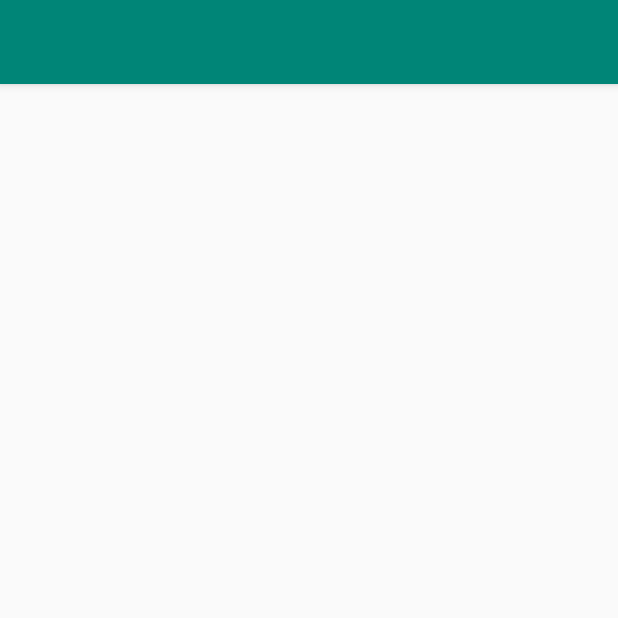
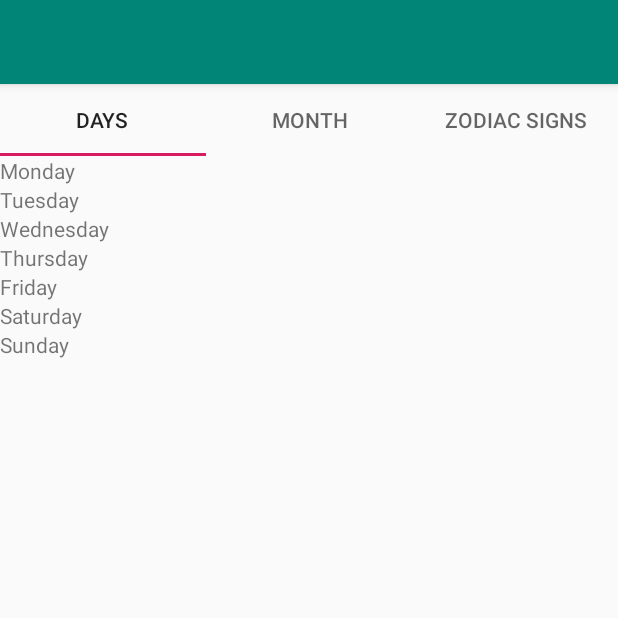
Before and after one commit to olyadowgal/GeekHubHomework4, an Android app: the screen it shows after launch (MainActivity), on a phone screen of 412 x 824 dp, the top half of it. Run offline under Robolectric (Android 15) with nearby library versions, the light colour scheme and no system bars.

Commit message:
Day fragment works correctly

```diff
--- a/app/build.gradle
+++ b/app/build.gradle
@@ -30,4 +30,5 @@ dependencies {
     testImplementation 'junit:junit:4.12'
     androidTestImplementation 'com.android.support.test:runner:1.0.2'
     androidTestImplementation 'com.android.support.test.espresso:espresso-core:3.0.2'
+    implementation 'com.android.support:design:28.0.0'
 }
--- a/app/src/main/AndroidManifest.xml
+++ b/app/src/main/AndroidManifest.xml
@@ -9,7 +9,7 @@
             android:roundIcon="@mipmap/ic_launcher_round"
             android:supportsRtl="true"
             android:theme="@style/AppTheme">
-        <activity android:name=".MainActivity">
+        <activity android:name=".activities.MainActivity">
             <intent-filter>
                 <action android:name="android.intent.action.MAIN"/>
 
--- a/app/src/main/java/com/example/android/homework4/MainActivity.kt
+++ /dev/null
@@ -1,12 +0,0 @@
-package com.example.android.homework4
-
-import android.support.v7.app.AppCompatActivity
-import android.os.Bundle
-
-class MainActivity : AppCompatActivity() {
-
-    override fun onCreate(savedInstanceState: Bundle?) {
-        super.onCreate(savedInstanceState)
-        setContentView(R.layout.activity_main)
-    }
-}
--- /dev/null
+++ b/app/src/main/java/com/example/android/homework4/activities/MainActivity.kt
@@ -0,0 +1,22 @@
+package com.example.android.homework4.activities
+
+import android.support.v7.app.AppCompatActivity
+import android.os.Bundle
+import android.support.design.widget.TabLayout
+import com.example.android.homework4.R
+import com.example.android.homework4.adapters.MainAdapter
+import kotlinx.android.synthetic.main.activity_main.*
+
+class MainActivity : AppCompatActivity() {
+
+    override fun onCreate(savedInstanceState: Bundle?) {
+        super.onCreate(savedInstanceState)
+        setContentView(R.layout.activity_main)
+
+        val tabLayout = main_tabs
+        val mainViewPager = main_viewPager
+
+        mainViewPager.adapter = MainAdapter(supportFragmentManager)
+        tabLayout.setupWithViewPager(mainViewPager)
+}
+}
--- /dev/null
+++ b/app/src/main/java/com/example/android/homework4/adapters/DayAdapter.kt
@@ -0,0 +1,40 @@
+package com.example.android.homework4.adapters
+
+import android.support.v7.widget.RecyclerView
+import android.view.LayoutInflater
+import android.view.View
+import android.view.ViewGroup
+import android.widget.TextView
+import com.example.android.homework4.R
+import com.example.android.homework4.days
+
+class DayAdapter : RecyclerView.Adapter<DayAdapter.DayViewHolder>() {
+
+    private val dayList: List<String> = days
+    override fun getItemCount(): Int {
+        return dayList.size
+    }
+
+    override fun onCreateViewHolder(parent: ViewGroup, p1: Int): DayAdapter.DayViewHolder {
+        return DayViewHolder(
+            LayoutInflater.from(parent.context).inflate(
+                R.layout.item_day,
+                parent,
+                false
+            )
+        )
+    }
+
+    override fun onBindViewHolder(holder: DayAdapter.DayViewHolder, position: Int) {
+        holder.onBind(dayList[position])
+    }
+
+    inner class DayViewHolder(view: View) : RecyclerView.ViewHolder(view) {
+
+        private val itemText: TextView = view.findViewById(R.id.item_text)
+
+        fun onBind(item: String) {
+            itemText.text = item
+        }
+    }
+}
--- /dev/null
+++ b/app/src/main/java/com/example/android/homework4/adapters/MainAdapter.kt
@@ -0,0 +1,33 @@
+package com.example.android.homework4.adapters
+
+import android.support.v4.app.Fragment
+import android.support.v4.app.FragmentManager
+import android.support.v4.app.FragmentPagerAdapter
+import com.example.android.homework4.fragments.DayFragment
+import com.example.android.homework4.fragments.MonthFragment
+import com.example.android.homework4.fragments.ZodiacFragment
+
+class MainAdapter(fragmentManager: FragmentManager) : FragmentPagerAdapter(fragmentManager) {
+    companion object {
+        const val TABS_NUMBER = 3
+    }
+    override fun getCount(): Int {
+        return TABS_NUMBER
+    }
+
+    override fun getItem(position: Int): Fragment {
+        return when (position) {
+            0 -> DayFragment()
+            1 -> MonthFragment()
+            else -> ZodiacFragment()
+        }
+    }
+
+    override fun getPageTitle(position: Int): CharSequence? {
+        return when (position) {
+            0 -> "DAYS"
+            1 -> "MONTH"
+            else -> "ZODIAC SIGNS"
+        }
+    }
+}
--- /dev/null
+++ b/app/src/main/java/com/example/android/homework4/enities/ZodiacItem.kt
@@ -0,0 +1,3 @@
+package com.example.android.homework4.enities
+
+data class ZodiacItem (val imageId : Int, val text: String)
--- a/app/src/main/java/com/example/android/homework4/enities/zodiac.kt
+++ /dev/null
@@ -1 +0,0 @@
-package com.example.android.homework4.enities
--- /dev/null
+++ b/app/src/main/java/com/example/android/homework4/fragments/DayFragment.kt
@@ -0,0 +1,32 @@
+package com.example.android.homework4.fragments
+
+import android.os.Bundle
+import android.support.v4.app.Fragment
+import android.support.v7.widget.LinearLayoutManager
+import android.view.LayoutInflater
+import android.view.View
+import android.view.ViewGroup
+import com.example.android.homework4.R
+import com.example.android.homework4.adapters.DayAdapter
+import kotlinx.android.synthetic.main.fragment_layout.view.*
+
+class DayFragment : Fragment() {
+
+    override fun onCreateView(inflater: LayoutInflater, container: ViewGroup?, savedInstanceState: Bundle?): View? {
+
+        return inflater.inflate(
+            R.layout.fragment_layout,
+            container,
+            false
+        )
+    }
+
+    override fun onViewCreated(view: View, savedInstanceState: Bundle?) {
+        super.onViewCreated(view, savedInstanceState)
+
+        val recyclerView = view.fragment_recycler_view
+
+        recyclerView.layoutManager = LinearLayoutManager(context)
+        recyclerView.adapter = DayAdapter()
+    }
+}
--- /dev/null
+++ b/app/src/main/java/com/example/android/homework4/fragments/MonthFragment.kt
@@ -0,0 +1,26 @@
+package com.example.android.homework4.fragments
+
+import android.os.Bundle
+import android.support.v4.app.Fragment
+import android.view.LayoutInflater
+import android.view.View
+import android.view.ViewGroup
+import com.example.android.homework4.R
+import kotlinx.android.synthetic.main.fragment_layout.view.*
+
+class MonthFragment : Fragment() {
+
+    override fun onCreateView(inflater: LayoutInflater, container: ViewGroup?, savedInstanceState: Bundle?): View? {
+
+        return inflater.inflate(
+            R.layout.fragment_layout,
+            container,
+            false
+        )
+    }
+
+    override fun onViewCreated(view: View, savedInstanceState: Bundle?) {
+        super.onViewCreated(view, savedInstanceState)
+
+    }
+}
--- /dev/null
+++ b/app/src/main/java/com/example/android/homework4/fragments/ZodiacFragment.kt
@@ -0,0 +1,25 @@
+package com.example.android.homework4.fragments
+
+import android.os.Bundle
+import android.support.v4.app.Fragment
+import android.view.LayoutInflater
+import android.view.View
+import android.view.ViewGroup
+import com.example.android.homework4.R
+import kotlinx.android.synthetic.main.fragment_layout.view.*
+
+class ZodiacFragment : Fragment() {
+
+    override fun onCreateView(inflater: LayoutInflater, container: ViewGroup?, savedInstanceState: Bundle?): View? {
+
+        return inflater.inflate(
+            R.layout.fragment_layout,
+            container,
+            false
+        )
+    }
+
+    override fun onViewCreated(view: View, savedInstanceState: Bundle?) {
+        super.onViewCreated(view, savedInstanceState)
+    }
+}
--- a/app/src/main/java/com/example/android/homework4/values.kt
+++ b/app/src/main/java/com/example/android/homework4/values.kt
@@ -1 +1,34 @@
 package com.example.android.homework4
+
+import com.example.android.homework4.enities.ZodiacItem
+
+val days = listOf("Monday","Tuesday","Wednesday","Thursday","Friday","Saturday","Sunday")
+
+val month = listOf("January",
+    "February",
+    "March",
+    "April",
+    "May",
+    "June",
+    "July",
+    "August",
+    "September",
+    "October",
+    "November",
+    "December")
+
+val zodiacSigns = listOf(
+    ZodiacItem(R.drawable.aries,"Aries"),
+    ZodiacItem(R.drawable.aquarius,"Aquarius"),
+    ZodiacItem(R.drawable.cancer,"Cancer"),
+    ZodiacItem(R.drawable.capricorn,"Capricorn"),
+    ZodiacItem(R.drawable.gemini,"Gemini"),
+    ZodiacItem(R.drawable.leo,"Leo"),
+    ZodiacItem(R.drawable.libra,"Libra"),
+    ZodiacItem(R.drawable.pisces,"Pisces"),
+    ZodiacItem(R.drawable.sagittarius,"Sagittarius"),
+    ZodiacItem(R.drawable.scorpio,"Scorpio"),
+    ZodiacItem(R.drawable.taurus,"Taurus"),
+    ZodiacItem(R.drawable.virgo,"Virgo")
+
+)
--- a/app/src/main/res/layout/activity_main.xml
+++ b/app/src/main/res/layout/activity_main.xml
@@ -1,22 +1,19 @@
 <?xml version="1.0" encoding="utf-8"?>
-<android.support.constraint.ConstraintLayout
-        xmlns:android="http://schemas.android.com/apk/res/android"
-        xmlns:tools="http://schemas.android.com/tools"
-        xmlns:app="http://schemas.android.com/apk/res-auto"
-        android:layout_width="match_parent"
-        android:layout_height="match_parent"
-        tools:context=".MainActivity">
+<LinearLayout xmlns:android="http://schemas.android.com/apk/res/android"
+              xmlns:tools="http://schemas.android.com/tools" android:orientation="vertical"
+              android:layout_width="match_parent"
+              android:layout_height="match_parent">
 
     <android.support.design.widget.TabLayout
             android:id="@+id/main_tabs"
             android:layout_width="match_parent"
-            android:layout_height="wrap_content"
-             />
+            android:layout_height="wrap_content">
+
+    </android.support.design.widget.TabLayout>
 
     <android.support.v4.view.ViewPager
             android:id="@+id/main_viewPager"
             android:layout_width="match_parent"
             android:layout_height="match_parent"/>
 
-
-</android.support.constraint.ConstraintLayout>
+</LinearLayout>
--- a/app/src/main/res/layout/fragment_layout.xml
+++ b/app/src/main/res/layout/fragment_layout.xml
@@ -7,7 +7,7 @@
             android:id="@+id/fragment_recycler_view"
             xmlns:android="http://schemas.android.com/apk/res/android"
             android:layout_width="match_parent"
-            android:layout_height="match_parent" tools:listitem="@layout/recycler_view_item">
+            android:layout_height="match_parent">
 
     </android.support.v7.widget.RecyclerView>
 
--- a/app/src/main/res/layout/item_day.xml
+++ b/app/src/main/res/layout/item_day.xml
@@ -1,11 +1,11 @@
 <?xml version="1.0" encoding="utf-8"?>
 <LinearLayout xmlns:android="http://schemas.android.com/apk/res/android"
-              android:orientation="horizontal"
-              android:layout_width="match_parent"
-              android:layout_height="match_parent">
+              android:orientation="vertical"
+              android:layout_width="wrap_content"
+              android:layout_height="wrap_content">
     <TextView
             android:id="@+id/item_text"
-            android:layout_width="match_parent"
+            android:layout_width="wrap_content"
             android:layout_height="wrap_content"/>
 
 </LinearLayout>
```
